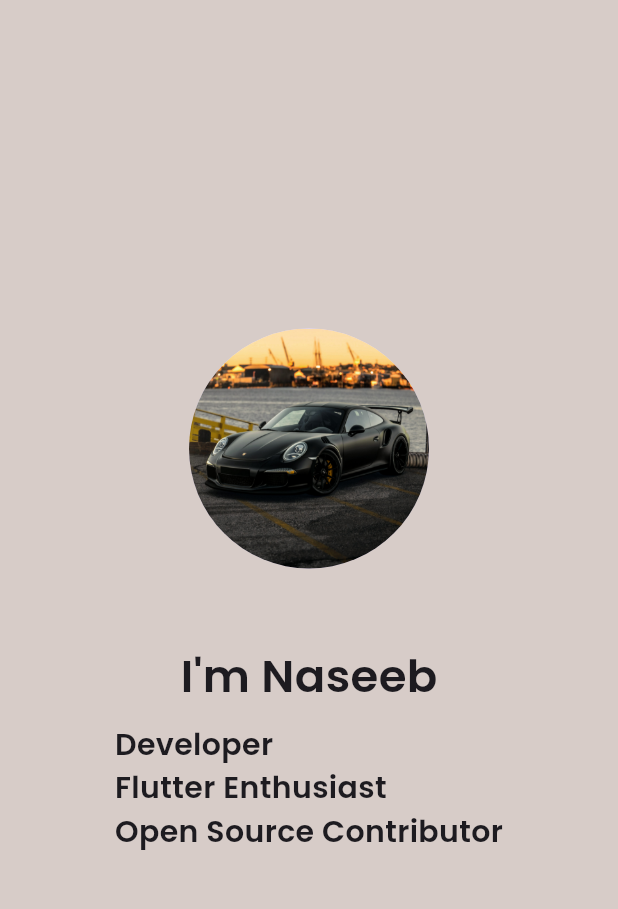
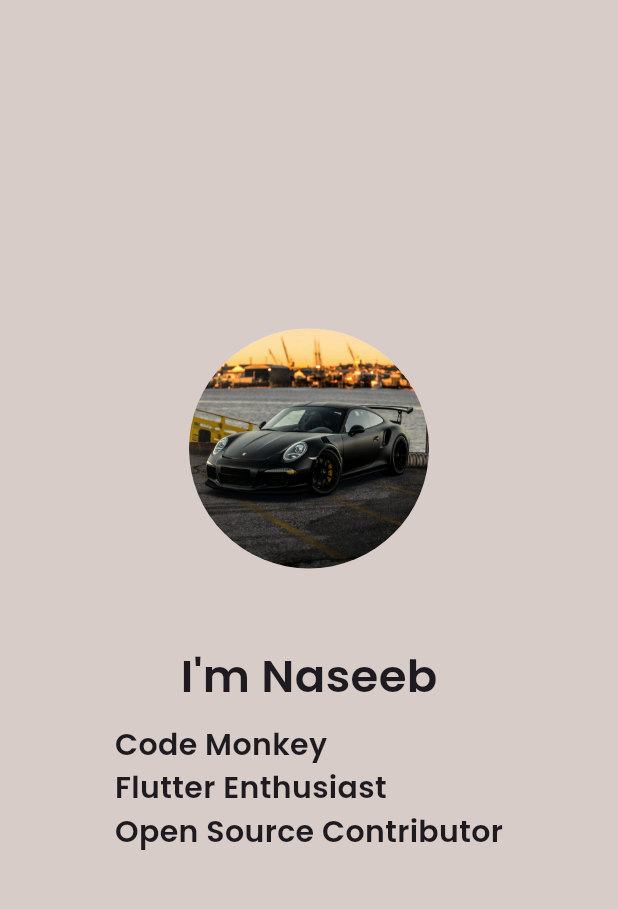
Before and after one commit to naseebnaushad/portfolio, a Flutter app: the screen it shows after launch, on a phone screen of 412 x 824 dp, the part 84-993 px from its top. Run offline on Flutter 3.47's test engine with Material 3 defaults, Android fonts, the phone set to English and light mode, and no system bars; our stand-ins replace google_fonts; Roboto replaces fonts that are missing (Playfair).

Commit message:
Profile changes

```diff
--- a/lib/main.dart
+++ b/lib/main.dart
@@ -58,7 +58,7 @@ class MyApp extends StatelessWidget {
               ),
               SizedBox(height: 10),
               Text(
-                'Developer \n'
+                'Code Monkey \n'
                 'Flutter Enthusiast \n'
                 'Open Source Contributor',
                 style: GoogleFonts.poppins(
```
